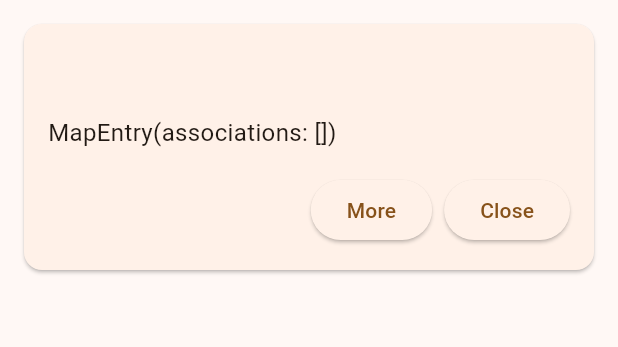
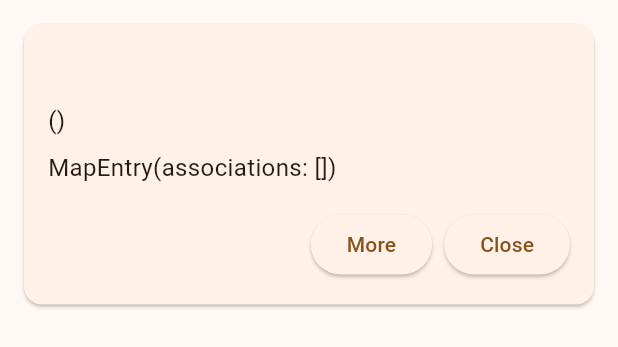
Before and after one commit to GlebKarpenko/KP_Karpenko, a Flutter app: the WordCard widget shown alone on an empty page, opened directly with empty values, on a phone screen of 412 x 824 dp. Shown: the top 347 px of the screen. Run offline on Flutter 3.47's test engine with Material 3 defaults, Android fonts, the light colour scheme and no system bars; our stand-ins replace shared_preferences, sqflite, sqflite_common_ffi; missing offline and left inert: word_generator; accounts and stored records are empty; network calls fail.

Commit message:
display word translation when its clicked from the list

```diff
--- a/wordum/lib/main.dart
+++ b/wordum/lib/main.dart
@@ -14,6 +14,9 @@ void main() async {
 
   await UserSettings.init();
   await Dictionary.init();
+
+  UserSettings.setFavLanguage('Spanish');
+  UserSettings.setFavLanguageCode('es');
 
   runApp(MyApp());
 }
--- a/wordum/lib/views/widgets/word_card.dart
+++ b/wordum/lib/views/widgets/word_card.dart
@@ -1,10 +1,11 @@
 import 'package:flutter/material.dart';
 import 'package:wordum/models/dictionary_word.dart';
-import 'package:wordum/models/word_editor.dart';
 import 'package:wordum/views/word_page.dart';
 
 class WordCard extends StatelessWidget {
   DictionaryWord displayedWord;
+  String translationLanguageCode;
+  String translation;
 
   final TextStyle wordStyle = const TextStyle(fontWeight: FontWeight.bold, fontSize: 20.0);
   final TextStyle textStyle = const TextStyle(fontSize: 16.0);
@@ -12,6 +13,8 @@ class WordCard extends StatelessWidget {
   WordCard({
     super.key,
     required this.displayedWord,
+    required this.translationLanguageCode,
+    required this.translation,
   });
 
   String getDefinition(){
@@ -37,15 +40,7 @@ class WordCard extends StatelessWidget {
               style: wordStyle,
             ),
             const SizedBox(height: 8.0),
-            /*
-            Row(
-              children: [
-                Text(pronunciation, style: textStyle,),
-                const SizedBox(width: 16.0),
-                Text('($languageCode) $translation', style: textStyle,),
-              ],
-            ),
-            */
+            Text('($translationLanguageCode) $translation', style: textStyle,),
             const SizedBox(height: 8.0),
             Text(getDefinition(), style: textStyle,),
             const SizedBox(height: 16.0),
```
Also changed, not shown: wordum/lib/views/widgets/draggable_list_item.dart (+19 -1 lines).
